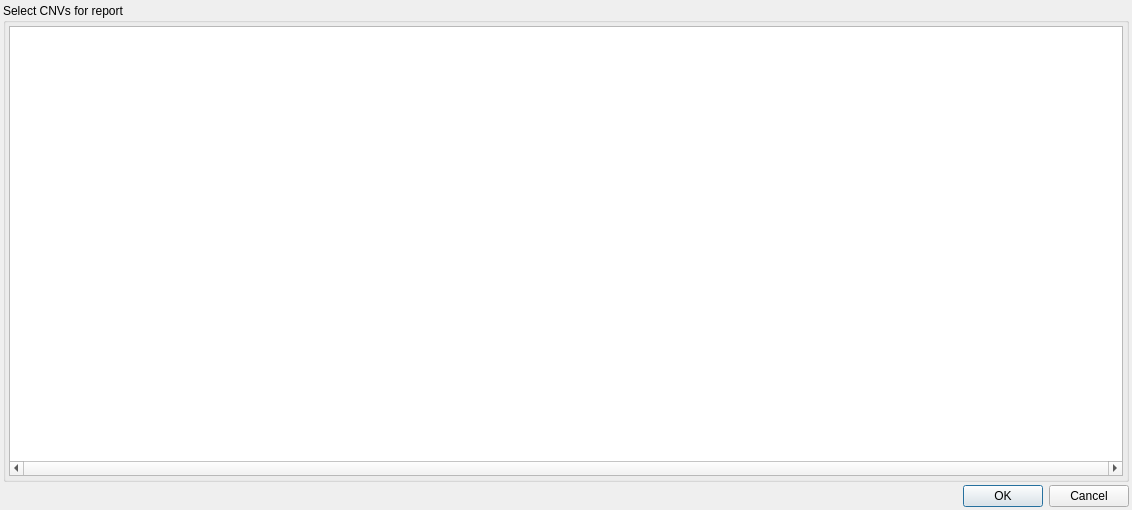
First picture: the form in src/GSvar/SomaticReportConfiguration.ui, repository imgag/ngs-bits, before the edit.
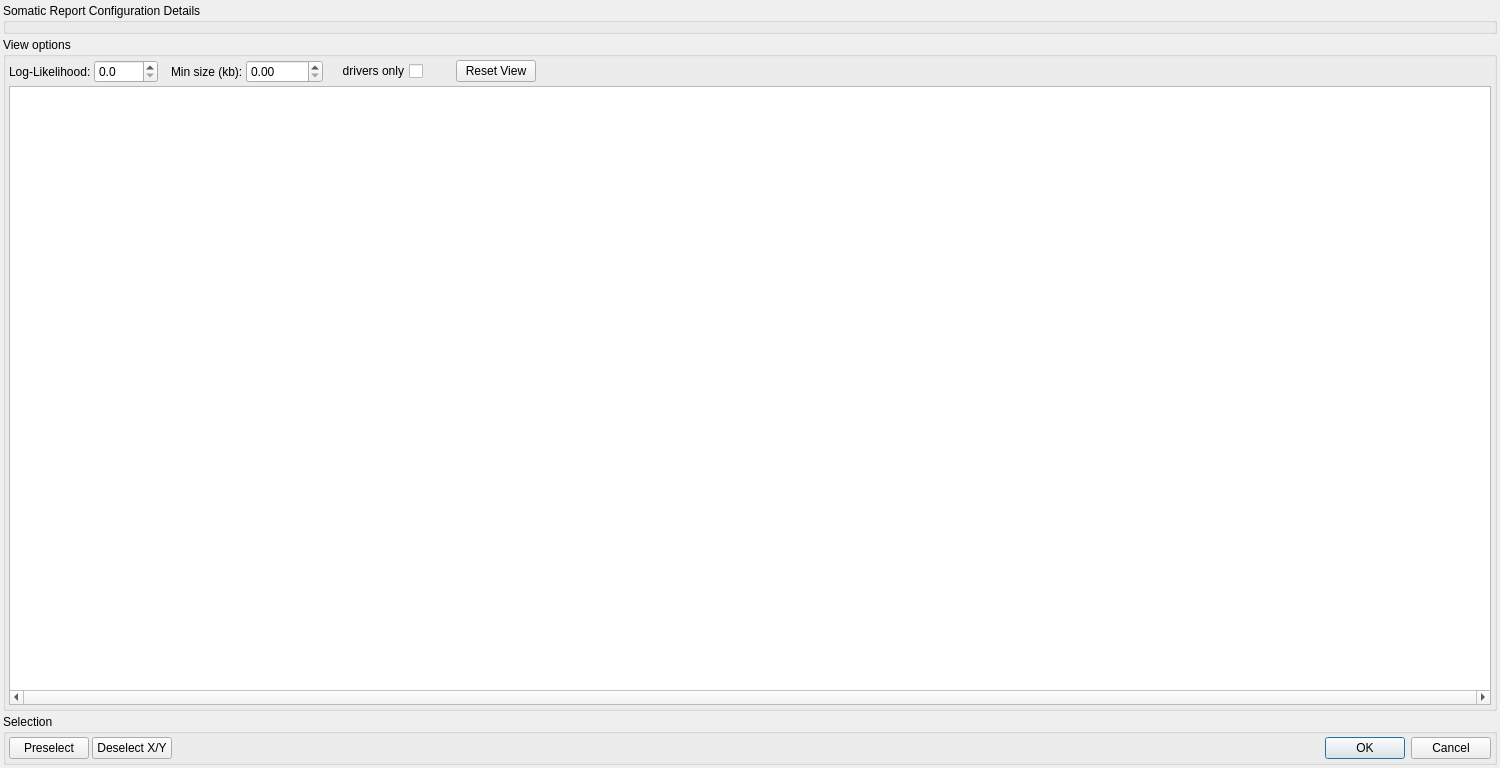
Second picture: the form after the edit.

Commit message: somatic report: Improved report CNV configuration

Patch:
```diff
--- a/src/GSvar/SomaticReportConfiguration.ui
+++ b/src/GSvar/SomaticReportConfiguration.ui
@@ -6,12 +6,12 @@
    <rect>
     <x>0</x>
     <y>0</y>
-    <width>1132</width>
-    <height>510</height>
+    <width>1500</width>
+    <height>768</height>
    </rect>
   </property>
   <property name="sizePolicy">
-   <sizepolicy hsizetype="Preferred" vsizetype="MinimumExpanding">
+   <sizepolicy hsizetype="MinimumExpanding" vsizetype="MinimumExpanding">
     <horstretch>0</horstretch>
     <verstretch>0</verstretch>
    </sizepolicy>
@@ -35,10 +35,37 @@
    <property name="bottomMargin">
     <number>3</number>
    </property>
+   <item>
+    <widget class="QGroupBox" name="infos">
+     <property name="enabled">
+      <bool>true</bool>
+     </property>
+     <property name="title">
+      <string>Somatic Report Configuration Details</string>
+     </property>
+     <layout class="QVBoxLayout" name="verticalLayout_4">
+      <property name="spacing">
+       <number>3</number>
+      </property>
+      <property name="leftMargin">
+       <number>3</number>
+      </property>
+      <property name="topMargin">
+       <number>3</number>
+      </property>
+      <property name="rightMargin">
+       <number>3</number>
+      </property>
+      <property name="bottomMargin">
+       <number>3</number>
+      </property>
+     </layout>
+    </widget>
+   </item>
    <item>
     <widget class="QGroupBox" name="groupBox">
      <property name="title">
-      <string>Select CNVs for report</string>
+      <string>View options</string>
      </property>
      <property name="flat">
       <bool>true</bool>
@@ -59,10 +86,141 @@
       <property name="bottomMargin">
        <number>3</number>
       </property>
+      <item>
+       <layout class="QHBoxLayout" name="hlayout_view_options" stretch="0,0,0,0,0,0,0,0,0,0">
+        <property name="spacing">
+         <number>3</number>
+        </property>
+        <item>
+         <widget class="QLabel" name="label">
+          <property name="text">
+           <string>Log-Likelihood:</string>
+          </property>
+         </widget>
+        </item>
+        <item>
+         <widget class="QDoubleSpinBox" name="log_likelihood">
+          <property name="decimals">
+           <number>1</number>
+          </property>
+          <property name="maximum">
+           <double>9999.000000000000000</double>
+          </property>
+          <property name="singleStep">
+           <double>10.000000000000000</double>
+          </property>
+         </widget>
+        </item>
+        <item>
+         <spacer name="horizontalSpacer_2">
+          <property name="orientation">
+           <enum>Qt::Horizontal</enum>
+          </property>
+          <property name="sizeType">
+           <enum>QSizePolicy::Fixed</enum>
+          </property>
+          <property name="sizeHint" stdset="0">
+           <size>
+            <width>10</width>
+            <height>1</height>
+           </size>
+          </property>
+         </spacer>
+        </item>
+        <item>
+         <widget class="QLabel" name="label_2">
+          <property name="text">
+           <string>Min size (kb):</string>
+          </property>
+         </widget>
+        </item>
+        <item>
+         <widget class="QDoubleSpinBox" name="cnv_min_size">
+          <property name="maximum">
+           <double>99999.000000000000000</double>
+          </property>
+          <property name="singleStep">
+           <double>0.100000000000000</double>
+          </property>
+         </widget>
+        </item>
+        <item>
+         <spacer name="horizontalSpacer_3">
+          <property name="orientation">
+           <enum>Qt::Horizontal</enum>
+          </property>
+          <property name="sizeType">
+           <enum>QSizePolicy::Fixed</enum>
+          </property>
+          <property name="sizeHint" stdset="0">
+           <size>
+            <width>10</width>
+            <height>1</height>
+           </size>
+          </property>
+         </spacer>
+        </item>
+        <item>
+         <widget class="QCheckBox" name="filter_for_cgi_drivers">
+          <property name="toolTip">
+           <string>Filter view for drivers only</string>
+          </property>
+          <property name="layoutDirection">
+           <enum>Qt::RightToLeft</enum>
+          </property>
+          <property name="text">
+           <string>drivers only</string>
+          </property>
+          <property name="tristate">
+           <bool>false</bool>
+          </property>
+         </widget>
+        </item>
+        <item>
+         <spacer name="horizontalSpacer_4">
+          <property name="orientation">
+           <enum>Qt::Horizontal</enum>
+          </property>
+          <property name="sizeType">
+           <enum>QSizePolicy::Fixed</enum>
+          </property>
+          <property name="sizeHint" stdset="0">
+           <size>
+            <width>30</width>
+            <height>1</height>
+           </size>
+          </property>
+         </spacer>
+        </item>
+        <item>
+         <widget class="QPushButton" name="reset_view_filters">
+          <property name="toolTip">
+           <string>Reset view filters</string>
+          </property>
+          <property name="text">
+           <string>Reset View</string>
+          </property>
+         </widget>
+        </item>
+        <item>
+         <spacer name="horizontalSpacer">
+          <property name="orientation">
+           <enum>Qt::Horizontal</enum>
+          </property>
+          <property name="sizeHint" stdset="0">
+           <size>
+            <width>40</width>
+            <height>20</height>
+           </size>
+          </property>
+         </spacer>
+        </item>
+       </layout>
+      </item>
       <item>
        <widget class="QTableWidget" name="cnvs">
         <property name="sizePolicy">
-         <sizepolicy hsizetype="Minimum" vsizetype="Minimum">
+         <sizepolicy hsizetype="Expanding" vsizetype="Expanding">
           <horstretch>0</horstretch>
           <verstretch>0</verstretch>
          </sizepolicy>
@@ -85,10 +243,80 @@
     </widget>
    </item>
    <item>
-    <widget class="QDialogButtonBox" name="buttonBox">
-     <property name="standardButtons">
-      <set>QDialogButtonBox::Cancel|QDialogButtonBox::Ok</set>
+    <widget class="QGroupBox" name="groupBox_2">
+     <property name="title">
+      <string>Selection</string>
      </property>
+     <layout class="QHBoxLayout" name="horizontalLayout_4">
+      <property name="spacing">
+       <number>3</number>
+      </property>
+      <property name="leftMargin">
+       <number>3</number>
+      </property>
+      <property name="topMargin">
+       <number>3</number>
+      </property>
+      <property name="rightMargin">
+       <number>3</number>
+      </property>
+      <property name="bottomMargin">
+       <number>3</number>
+      </property>
+      <item>
+       <widget class="QPushButton" name="preselect_cnvs">
+        <property name="toolTip">
+         <string>Preselect CNVs according viewing options</string>
+        </property>
+        <property name="accessibleDescription">
+         <string/>
+        </property>
+        <property name="text">
+         <string>Preselect</string>
+        </property>
+       </widget>
+      </item>
+      <item>
+       <widget class="QPushButton" name="deselect_x_y">
+        <property name="toolTip">
+         <string>Deselect all CNVs on gonosomes</string>
+        </property>
+        <property name="text">
+         <string>Deselect X/Y</string>
+        </property>
+       </widget>
+      </item>
+      <item>
+       <spacer name="horizontalSpacer_5">
+        <property name="orientation">
+         <enum>Qt::Horizontal</enum>
+        </property>
+        <property name="sizeType">
+         <enum>QSizePolicy::Expanding</enum>
+        </property>
+        <property name="sizeHint" stdset="0">
+         <size>
+          <width>40</width>
+          <height>20</height>
+         </size>
+        </property>
+       </spacer>
+      </item>
+      <item>
+       <widget class="QDialogButtonBox" name="buttonBox">
+        <property name="standardButtons">
+         <set>QDialogButtonBox::Cancel|QDialogButtonBox::Ok</set>
+        </property>
+       </widget>
+      </item>
+      <item>
+       <layout class="QHBoxLayout" name="horizontalLayout_3">
+        <property name="spacing">
+         <number>3</number>
+        </property>
+       </layout>
+      </item>
+     </layout>
     </widget>
    </item>
   </layout>
```
Left out of the diff: 3 changed lines with no effect on the pictures. The commit also changes 5 other files.
